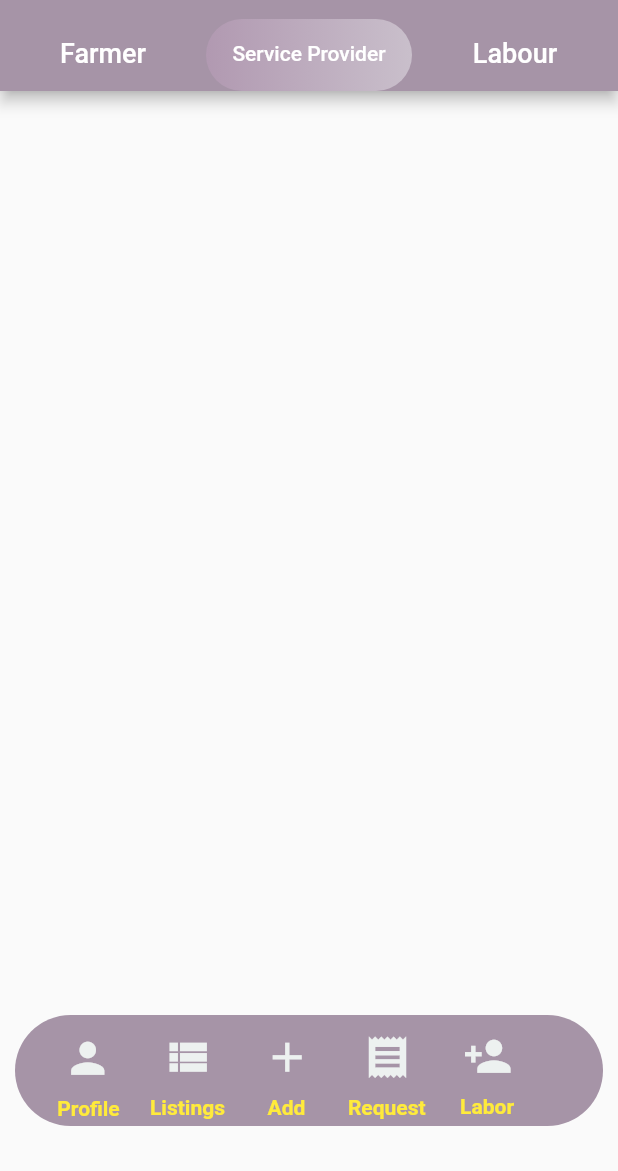
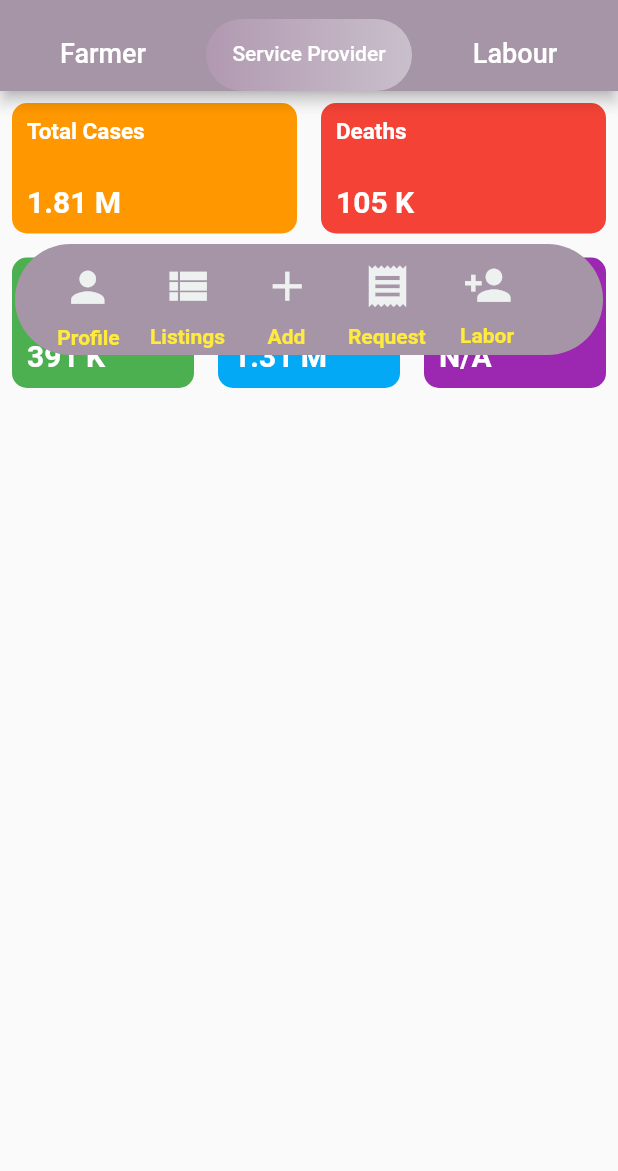
Before and after one commit to sujithsureshkumar/agrinet, a Flutter app: the screen it shows once a user with an empty profile is signed in, tab 2 chosen, on a phone screen of 412 x 824 dp, the part 65-1236 px from its top. Run offline on Flutter 3.47's test engine with Material 2 defaults, Android fonts, the phone set to English and light mode, and no system bars; our stand-ins replace cloud_firestore, faker, firebase_auth, firebase_core, firebase_storage, font_awesome_flutter and 8 more; accounts and stored records are empty; network calls fail.

Commit message:
list ordering & dashboard

```diff
--- a/lib/main.dart
+++ b/lib/main.dart
@@ -40,6 +40,7 @@ class MyApp extends StatelessWidget {
       ChangeNotifierProvider(create: (context) => ImgProvider()),
       ChangeNotifierProvider(create: (context) => FarmProvider()),
 
+
     ],
         child: MaterialApp(
           // Initialize FlutterFire
--- a/lib/models/farm.dart
+++ b/lib/models/farm.dart
@@ -9,6 +9,7 @@ class Farm {
   GeoPoint location;
   List<String> imageUrl;
   DateTime createdOn;
+  double lat,long;
 
 
   Farm({
@@ -20,6 +21,8 @@ class Farm {
     @required this.landarea,
     @required this.imageUrl,
     @required this.createdOn,
+    @required this.lat,
+    @required this.long,
   });
 
 }
--- a/lib/screens/pages/serviceProviderHome.dart
+++ b/lib/screens/pages/serviceProviderHome.dart
@@ -1,5 +1,6 @@
 import 'package:AgriNet/providers/services_provider.dart';
 import 'package:AgriNet/screens/pages/home.dart';
+import 'package:AgriNet/widget/serviceProvDashboard.dart';
 import 'package:flutter/material.dart';
 import 'package:provider/provider.dart';
 
@@ -135,7 +136,7 @@ class _ServiceProviderHomeState extends State<ServiceProviderHome> {
                       ),
                     ),
                   ),
-                ): Container();
+                ): StatsGrid();
               }
             ),
 
--- a/lib/widget/laborDashboard.dart
+++ b/lib/widget/laborDashboard.dart
@@ -1,5 +1,6 @@
 
 import 'package:AgriNet/screens/pages/addImageFarm.dart';
+import 'package:AgriNet/screens/pages/farmArranging.dart';
 import 'package:AgriNet/screens/pages/laborProfile.dart';
 import 'package:AgriNet/screens/pages/success.dart';
 import 'package:AgriNet/test/location.dart';
@@ -22,7 +23,7 @@ class LaborDashboard extends StatelessWidget {
   Items item3 = new Items(
     title: "Bank Account",
       icon: Icons.account_balance_wallet,
-      widget:AddImageFarm()
+      widget:FarmArranging()
   );
   Items item4 = new Items(
     title: "Activity",
--- /dev/null
+++ b/lib/widget/serviceProvDashboard.dart
@@ -0,0 +1,66 @@
+import 'package:flutter/material.dart';
+
+class StatsGrid extends StatelessWidget {
+  @override
+  Widget build(BuildContext context) {
+    return Container(
+      height: MediaQuery.of(context).size.height * 0.25,
+      child: Column(
+        children: <Widget>[
+          Flexible(
+            child: Row(
+              children: <Widget>[
+                _buildStatCard('Total Cases', '1.81 M', Colors.orange),
+                _buildStatCard('Deaths', '105 K', Colors.red),
+              ],
+            ),
+          ),
+          Flexible(
+            child: Row(
+              children: <Widget>[
+                _buildStatCard('Recovered', '391 K', Colors.green),
+                _buildStatCard('Active', '1.31 M', Colors.lightBlue),
+                _buildStatCard('Critical', 'N/A', Colors.purple),
+              ],
+            ),
+          ),
+        ],
+      ),
+    );
+  }
+
+  Expanded _buildStatCard(String title, String count, MaterialColor color) {
+    return Expanded(
+      child: Container(
+        margin: const EdgeInsets.all(8.0),
+        padding: const EdgeInsets.all(10.0),
+        decoration: BoxDecoration(
+          color: color,
+          borderRadius: BorderRadius.circular(10.0),
+        ),
+        child: Column(
+          mainAxisAlignment: MainAxisAlignment.spaceBetween,
+          crossAxisAlignment: CrossAxisAlignment.start,
+          children: <Widget>[
+            Text(
+              title,
+              style: const TextStyle(
+                color: Colors.white,
+                fontSize: 15.0,
+                fontWeight: FontWeight.w600,
+              ),
+            ),
+            Text(
+              count,
+              style: const TextStyle(
+                color: Colors.white,
+                fontSize: 20.0,
+                fontWeight: FontWeight.bold,
+              ),
+            ),
+          ],
+        ),
+      ),
+    );
+  }
+}
--- a/pubspec.yaml
+++ b/pubspec.yaml
@@ -47,6 +47,7 @@ dependencies:
   url_launcher: ^6.1.0
   geolocator: ^8.2.1
   geocoding: ^2.0.4
+  faker: ^2.0.0
 
 
 dev_dependencies:
```
Also changed, not shown: lib/screens/pages/farmArranging.dart (added, +154 -0 lines), lib/screens/pages/farmArrrangingNew.dart (added, +126 -0 lines), lib/screens/pages/groupInfoPage.dart (+62 -0 lines), pubspec.lock.
